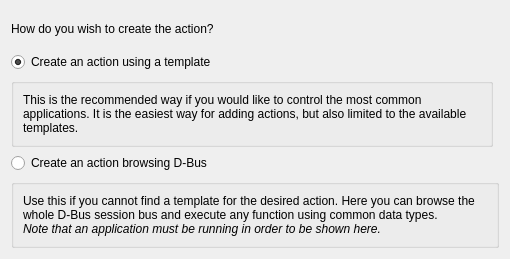
Old version of the form kcmremotecontrol/addaction.ui in the repository KDE/kremotecontrol.
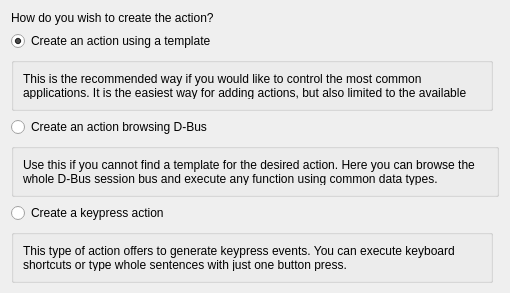
New version of the form.

Commit message: adds the possibility to generate keyboard keypresses using your remote control

What changed in the file:
```diff
--- a/kcmremotecontrol/addaction.ui
+++ b/kcmremotecontrol/addaction.ui
@@ -7,7 +7,7 @@
     <x>0</x>
     <y>0</y>
     <width>510</width>
-    <height>259</height>
+    <height>293</height>
    </rect>
   </property>
   <property name="sizePolicy">
@@ -95,6 +95,32 @@
      </property>
     </widget>
    </item>
+   <item row="8" column="0">
+    <widget class="QRadioButton" name="rbKeypressAction">
+     <property name="text">
+      <string>Create a keypress action</string>
+     </property>
+    </widget>
+   </item>
+   <item row="9" column="0">
+    <widget class="QGroupBox" name="groupBox_3">
+     <property name="title">
+      <string/>
+     </property>
+     <layout class="QGridLayout" name="gridLayout_4">
+      <item row="0" column="0">
+       <widget class="QLabel" name="label_4">
+        <property name="text">
+         <string>This type of action offers to generate keypress events. You can execute keyboard shortcuts or type whole sentences with just one button press.</string>
+        </property>
+        <property name="wordWrap">
+         <bool>true</bool>
+        </property>
+       </widget>
+      </item>
+     </layout>
+    </widget>
+   </item>
   </layout>
  </widget>
  <resources/>
```
The commit also changes 19 other files.
